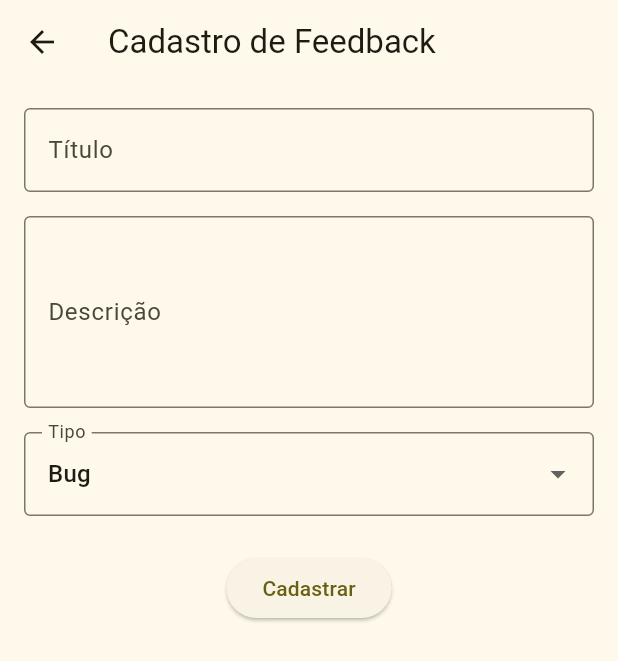
After one commit to VConhariki/formulario_app, a Flutter app: the screen it shows after launch, after a tap on "Acessar como Cliente", on a phone screen of 412 x 824 dp. The commit adds this screen. Shown: the top 661 px of the screen. Run offline on Flutter 3.47's test engine with Material 3 defaults, Android fonts, the phone set to English and light mode, and no system bars; network calls fail.

Commit message:
add feedback feature

```diff
--- /dev/null
+++ b/lib/model/feedback_model.dart
@@ -0,0 +1,27 @@
+class FeedbackModel {
+  int? id;
+  String? titulo;
+  String? descricao;
+  int? tipo;
+  int? status;
+
+  FeedbackModel({this.id, this.titulo, this.descricao, this.tipo, this.status});
+
+  FeedbackModel.fromJson(Map<String, dynamic> json) {
+    id = json['id'];
+    titulo = json['titulo'];
+    descricao = json['descricao'];
+    tipo = json['tipo'];
+    status = json['status'];
+  }
+
+  Map<String, dynamic> toJson() {
+    final Map<String, dynamic> data = <String, dynamic>{};
+    data['id'] = id;
+    data['titulo'] = titulo;
+    data['descricao'] = descricao;
+    data['tipo'] = tipo;
+    data['status'] = status;
+    return data;
+  }
+}
--- /dev/null
+++ b/lib/pages/formulario_view.dart
@@ -0,0 +1,124 @@
+import 'package:flutter/material.dart';
+import 'package:formulario_app/repository/feedback_repository.dart';
+
+class FormularioView extends StatefulWidget {
+  const FormularioView({super.key});
+
+  @override
+  FormularioViewState createState() => FormularioViewState();
+}
+
+class FormularioViewState extends State<FormularioView> {
+  final _formKey = GlobalKey<FormState>();
+  final _tituloController = TextEditingController();
+  final _descricaoController = TextEditingController();
+  final FeedbackRepository _feedbackRepository = FeedbackRepository();
+  int? _tipoSelecionado = 1;
+  final Map<int, String> _tipos = {
+    1: 'Bug',
+    2: 'Sugestão',
+    3: 'Reclamação',
+    4: 'Feedback'
+  };
+
+  void _cadastrarFeedback() {
+    if (_formKey.currentState!.validate()) {
+      final titulo = _tituloController.text;
+      final descricao = _descricaoController.text;
+      final tipo = _tipoSelecionado;
+
+      _feedbackRepository.cadastrar(
+          titulo: titulo, descricao: descricao, tipo: tipo!);
+      ScaffoldMessenger.of(context).showSnackBar(
+        const SnackBar(content: Text('Feedback cadastrado com sucesso!')),
+      );
+    }
+  }
+
+  @override
+  void dispose() {
+    _tituloController.dispose();
+    _descricaoController.dispose();
+    super.dispose();
+  }
+
+  @override
+  Widget build(BuildContext context) {
+    return Scaffold(
+      appBar: AppBar(
+        title: Text('Cadastro de Feedback'),
+      ),
+      body: Padding(
+        padding: const EdgeInsets.all(16.0),
+        child: Form(
+          key: _formKey,
+          child: Column(
+            crossAxisAlignment: CrossAxisAlignment.start,
+            children: [
+              TextFormField(
+                controller: _tituloController,
+                decoration: InputDecoration(
+                  labelText: 'Título',
+                  border: OutlineInputBorder(),
+                ),
+                validator: (value) {
+                  if (value == null || value.isEmpty) {
+                    return 'Por favor, insira o título.';
+                  }
+                  return null;
+                },
+              ),
+              SizedBox(height: 16.0),
+              TextFormField(
+                controller: _descricaoController,
+                decoration: InputDecoration(
+                  labelText: 'Descrição',
+                  border: OutlineInputBorder(),
+                ),
+                maxLines: 4,
+                validator: (value) {
+                  if (value == null || value.isEmpty) {
+                    return 'Por favor, insira a descrição.';
+                  }
+                  return null;
+                },
+              ),
+              SizedBox(height: 16.0),
+              DropdownButtonFormField<int>(
+                decoration: InputDecoration(
+                  labelText: 'Tipo',
+                  border: OutlineInputBorder(),
+                ),
+                value: _tipoSelecionado,
+                items: _tipos.entries
+                    .map((entry) => DropdownMenuItem<int>(
+                          value: entry.key,
+                          child: Text(entry.value),
+                        ))
+                    .toList(),
+                onChanged: (value) {
+                  setState(() {
+                    _tipoSelecionado = value;
+                  });
+                },
+                validator: (value) {
+                  if (value == null) {
+                    return 'Por favor, selecione um tipo.';
+                  }
+                  return null;
+                },
+              ),
+              SizedBox(height: 24.0),
+              Center(
+                child: ElevatedButton(
+                  onPressed: _cadastrarFeedback,
+                  child: Text('Cadastrar'),
+                ),
+              ),
+            ],
+          ),
+        ),
+      ),
+    );
+  }
+}
--- a/lib/pages/login.dart
+++ b/lib/pages/login.dart
@@ -1,4 +1,6 @@
 import 'package:flutter/material.dart';
+import 'package:formulario_app/pages/feedbacks_view.dart';
+import 'package:formulario_app/pages/formulario_view.dart';
 import 'package:formulario_app/repository/user_repository.dart';
 
 class Login extends StatefulWidget {
@@ -12,16 +14,21 @@ class LoginPageState extends State<Login> {
   final TextEditingController _usernameController = TextEditingController();
   final TextEditingController _passwordController = TextEditingController();
   bool _obscurePassword = true;
-  bool _isAdmin = false;
   final UserRepository _userRepository = UserRepository();
 
   void _login() async {
     String username = _usernameController.text;
     String password = _passwordController.text;
-    int role = _isAdmin ? 1 : 2;
 
-    await _userRepository.login(
-        username: username, password: password, role: role);
+    String token = await _userRepository.login(
+        username: username, password: password, role: 1);
+
+    if (token != '') {
+      Navigator.push(
+          context,
+          MaterialPageRoute(
+              builder: (BuildContext context) => FeedbackListPage()));
+    }
   }
 
   @override
@@ -39,7 +46,7 @@ class LoginPageState extends State<Login> {
           mainAxisAlignment: MainAxisAlignment.center,
           children: [
             const Text(
-              'Formulário UTFPR',
+              'Projeto Feedback',
               style: TextStyle(fontSize: 24, fontWeight: FontWeight.bold),
             ),
             const SizedBox(height: 32),
@@ -69,20 +76,6 @@ class LoginPageState extends State<Login> {
               ),
               obscureText: _obscurePassword,
             ),
-            const SizedBox(height: 16),
-            Row(
-              children: [
-                Checkbox(
-                  value: _isAdmin,
-                  onChanged: (bool? value) {
-                    setState(() {
-                      _isAdmin = value ?? false;
-                    });
-                  },
-                ),
-                const Text('Admin'),
-              ],
-            ),
             const SizedBox(height: 32),
             SizedBox(
               width: double.infinity,
@@ -94,6 +87,23 @@ class LoginPageState extends State<Login> {
                 child: const Text('Login'),
               ),
             ),
+            const SizedBox(height: 20),
+            SizedBox(
+              width: double.infinity,
+              child: ElevatedButton(
+                onPressed: () {
+                  Navigator.push(
+                      context,
+                      MaterialPageRoute(
+                          builder: (BuildContext context) =>
+                              const FormularioView()));
+                },
+                style: ElevatedButton.styleFrom(
+                  padding: const EdgeInsets.symmetric(vertical: 15),
+                ),
+                child: const Text('Acessar como Cliente'),
+              ),
+            ),
           ],
         ),
       ),
```
Also changed, not shown: lib/pages/feedbacks_view.dart (added, +196 -0 lines), lib/repository/feedback_repository.dart (added, +100 -0 lines), lib/repository/user_repository.dart (+6 -8 lines).
